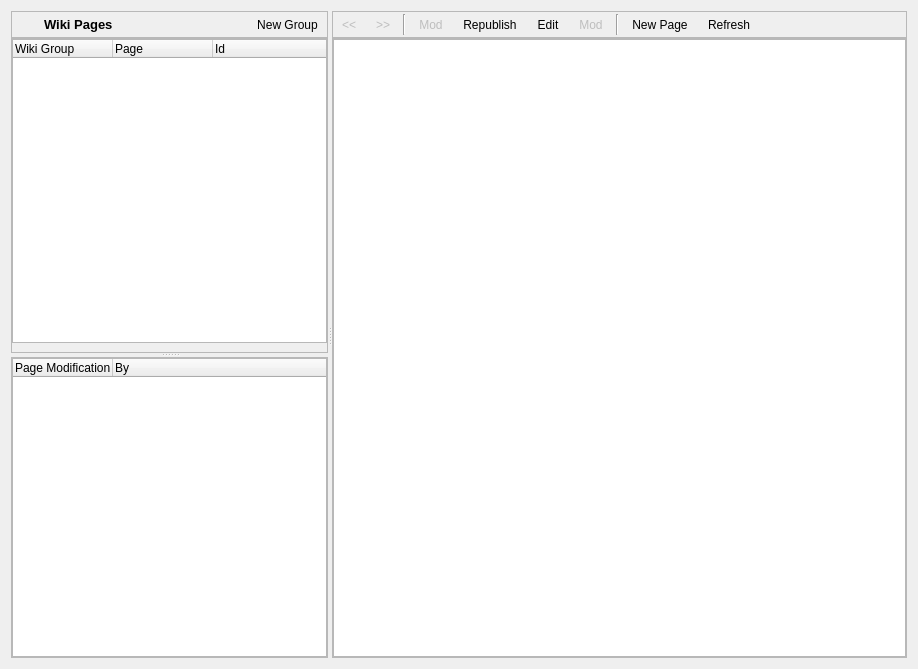
Qt form retroshare-gui/src/gui/WikiPoos/WikiDialog.ui (RetroShare/RetroShare) before a commit.
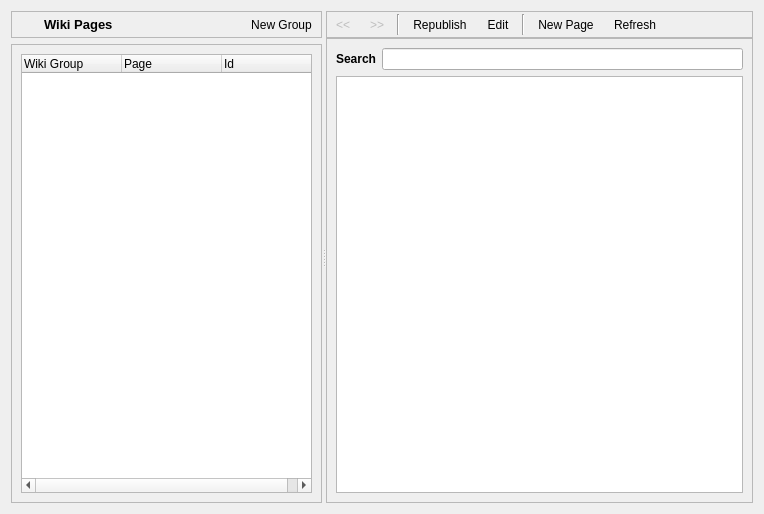
The same form after that commit. Icons and pictures are not drawn.

Commit message: Improvements to Wiki.  - Enabled Selection of Snapshots in WikiEditDialog  - Added CheckBoxes for Merge selection. (TODO).  - Fixed up bugs related to text reload.  - Removed Edits from main Wiki Page.  - Added a Search Bar (TODO).

The edit to the form file:
```diff
--- a/retroshare-gui/src/gui/WikiPoos/WikiDialog.ui
+++ b/retroshare-gui/src/gui/WikiPoos/WikiDialog.ui
@@ -6,24 +6,21 @@
    <rect>
     <x>0</x>
     <y>0</y>
-    <width>918</width>
-    <height>669</height>
+    <width>764</width>
+    <height>514</height>
    </rect>
   </property>
   <property name="windowTitle">
    <string/>
   </property>
-  <layout class="QGridLayout" name="gridLayout">
-   <item row="0" column="0">
-    <widget class="QSplitter" name="splitter_2">
+  <layout class="QVBoxLayout" name="verticalLayout_4">
+   <item>
+    <widget class="QSplitter" name="splitter">
      <property name="orientation">
       <enum>Qt::Horizontal</enum>
      </property>
-     <widget class="QWidget" name="layoutWidget">
-      <layout class="QVBoxLayout" name="verticalLayout_6">
-       <property name="spacing">
-        <number>0</number>
-       </property>
+     <widget class="QWidget" name="">
+      <layout class="QVBoxLayout" name="verticalLayout_3">
        <item>
         <widget class="QFrame" name="titleBarFrame">
          <property name="frameShape">
@@ -96,10 +93,6 @@
         </widget>
        </item>
        <item>
-        <widget class="QSplitter" name="splitter">
-         <property name="orientation">
-          <enum>Qt::Vertical</enum>
-         </property>
          <widget class="QScrollArea" name="scrollArea_2">
           <property name="widgetResizable">
            <bool>true</bool>
@@ -110,19 +103,10 @@
              <x>0</x>
              <y>0</y>
              <width>241</width>
-             <height>307</height>
-            </rect>
-           </property>
-           <layout class="QVBoxLayout" name="verticalLayout">
-            <property name="leftMargin">
-             <number>0</number>
-            </property>
-            <property name="topMargin">
-             <number>0</number>
-            </property>
-            <property name="rightMargin">
-             <number>0</number>
-            </property>
+            <height>448</height>
+           </rect>
+          </property>
+          <layout class="QVBoxLayout" name="verticalLayout_2">
             <item>
              <widget class="QTreeWidget" name="treeWidget_Pages">
               <column>
@@ -145,41 +129,6 @@
            </layout>
           </widget>
          </widget>
-         <widget class="QScrollArea" name="scrollArea_3">
-          <property name="widgetResizable">
-           <bool>true</bool>
-          </property>
-          <widget class="QWidget" name="scrollAreaWidgetContents_4">
-           <property name="geometry">
-            <rect>
-             <x>0</x>
-             <y>0</y>
-             <width>241</width>
-             <height>294</height>
-            </rect>
-           </property>
-           <layout class="QVBoxLayout" name="verticalLayout_4">
-            <property name="margin">
-             <number>0</number>
-            </property>
-            <item>
-             <widget class="QTreeWidget" name="treeWidget_Mods">
-              <column>
-               <property name="text">
-                <string>Page Modification</string>
-               </property>
-              </column>
-              <column>
-               <property name="text">
-                <string>By</string>
-               </property>
-              </column>
-             </widget>
-            </item>
-           </layout>
-          </widget>
-         </widget>
-        </widget>
        </item>
       </layout>
      </widget>
@@ -253,32 +202,6 @@
             </property>
            </widget>
           </item>
-          <item>
-           <widget class="QToolButton" name="toolButton_PrevMod">
-            <property name="enabled">
-             <bool>false</bool>
-            </property>
-            <property name="text">
-             <string>Mod</string>
-            </property>
-            <property name="icon">
-             <iconset resource="Wiki_images.qrc">
-              <normaloff>:/images/arrow-left.png</normaloff>:/images/arrow-left.png</iconset>
-            </property>
-            <property name="iconSize">
-             <size>
-              <width>24</width>
-              <height>24</height>
-             </size>
-            </property>
-            <property name="toolButtonStyle">
-             <enum>Qt::ToolButtonTextBesideIcon</enum>
-            </property>
-            <property name="autoRaise">
-             <bool>true</bool>
-            </property>
-           </widget>
-          </item>
           <item>
            <widget class="QToolButton" name="toolButton_Republish">
             <property name="text">
@@ -325,32 +248,6 @@
             </property>
            </widget>
           </item>
-          <item>
-           <widget class="QToolButton" name="toolButton_NextMod">
-            <property name="enabled">
-             <bool>false</bool>
-            </property>
-            <property name="text">
-             <string>Mod</string>
-            </property>
-            <property name="icon">
-             <iconset resource="Wiki_images.qrc">
-              <normaloff>:/images/arrow-right.png</normaloff>:/images/arrow-right.png</iconset>
-            </property>
-            <property name="iconSize">
-             <size>
-              <width>24</width>
-              <height>24</height>
-             </size>
-            </property>
-            <property name="toolButtonStyle">
-             <enum>Qt::ToolButtonTextBesideIcon</enum>
-            </property>
-            <property name="autoRaise">
-             <bool>true</bool>
-            </property>
-           </widget>
-          </item>
           <item>
            <widget class="Line" name="line_3">
             <property name="orientation">
@@ -436,26 +333,36 @@
            <rect>
             <x>0</x>
             <y>0</y>
-            <width>645</width>
-            <height>609</height>
+            <width>491</width>
+            <height>454</height>
            </rect>
           </property>
           <property name="styleSheet">
            <string notr="true">QWidget#scrollAreaWidgetContents{border: none;}</string>
           </property>
-          <layout class="QVBoxLayout" name="verticalLayout_2">
-           <property name="spacing">
-            <number>0</number>
-           </property>
-           <property name="margin">
-            <number>0</number>
-           </property>
+          <layout class="QVBoxLayout" name="verticalLayout">
+           <item>
+            <layout class="QHBoxLayout" name="horizontalLayout_3">
+             <item>
+              <widget class="QLabel" name="label_3">
+               <property name="font">
+                <font>
+                 <weight>75</weight>
+                 <bold>true</bold>
+                </font>
+               </property>
+               <property name="text">
+                <string>Search</string>
+               </property>
+              </widget>
+             </item>
            <item>
-            <layout class="QVBoxLayout" name="verticalLayout_3">
+              <widget class="QLineEdit" name="lineEdit"/>
+             </item>
+            </layout>
+           </item>
              <item>
               <widget class="QTextBrowser" name="textBrowser"/>
-             </item>
-            </layout>
            </item>
           </layout>
          </widget>
```
Lines whose indentation alone changed are shown as unchanged. The commit also changes 5 other files.
